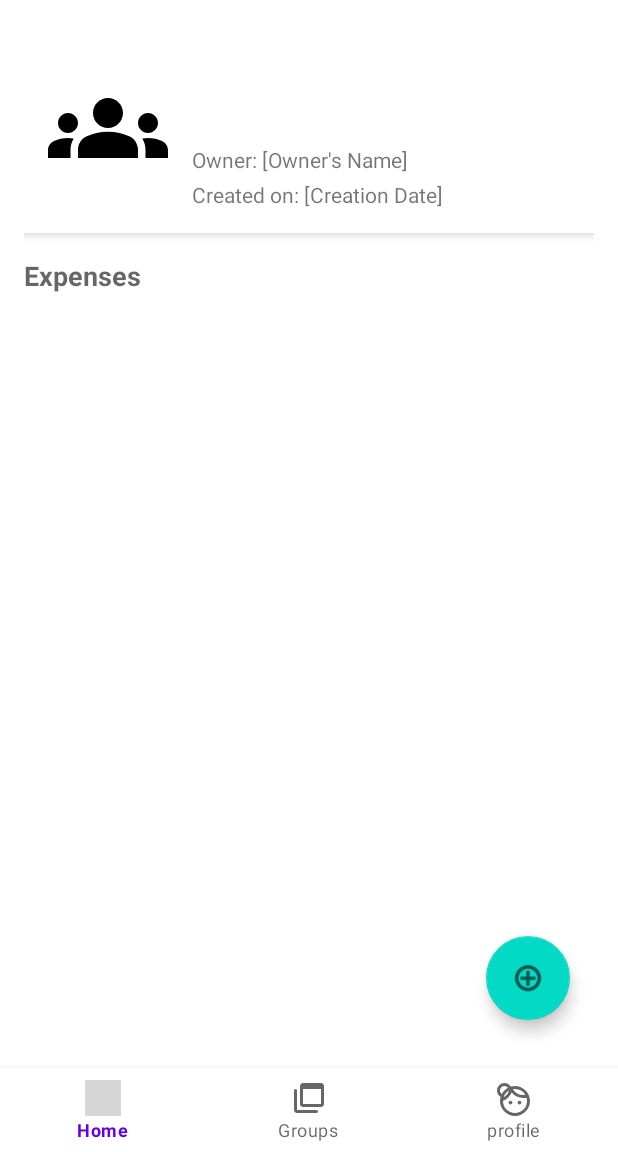
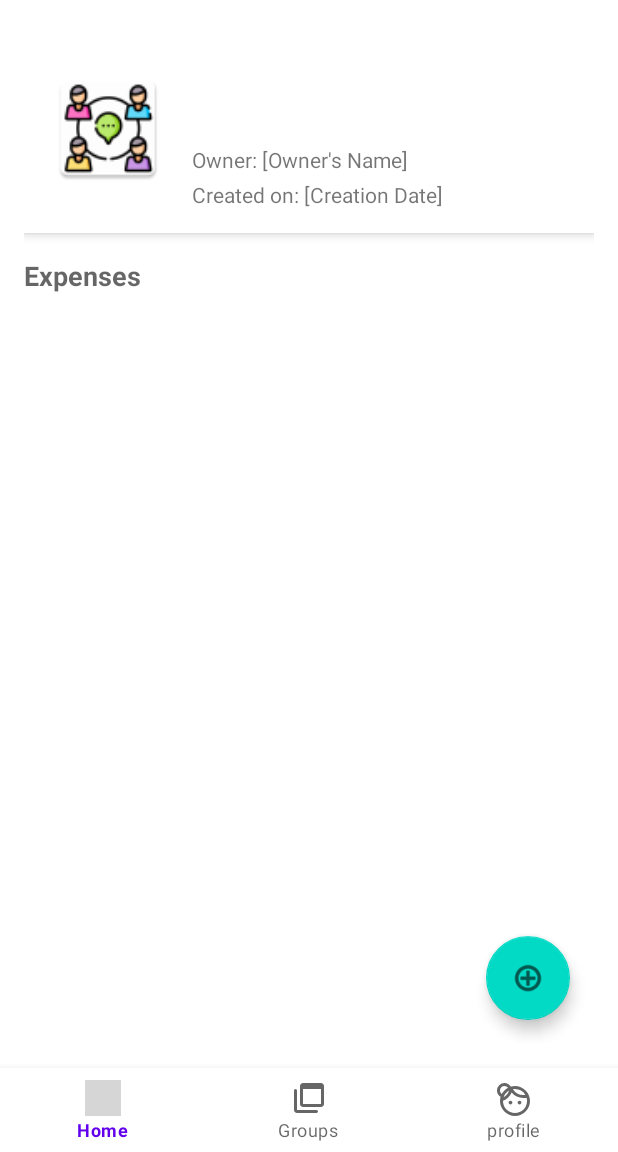
Before and after one commit to MiguelMarcelino/Expensiarmus, an Android app: the GroupDetailFragment screen opened through its navigation route, on a phone screen of 412 x 824 dp, the part 84-1236 px from its top. Run offline under Robolectric (Android 15) with nearby library versions, the phone set to English and light mode, and no system bars; our stand-ins replace Firebase (no records; nobody signed in at launch, a user with empty details on screens opened directly), navigation-ui; grey boxes are pictures that could not be loaded.

Commit message:
clean: Change group placeholder image

```diff
--- a/app/src/main/res/layout/fragment_group_detail.xml
+++ b/app/src/main/res/layout/fragment_group_detail.xml
@@ -25,7 +25,7 @@
             android:layout_height="80dp"
             android:scaleType="centerCrop"
             android:contentDescription="Group Image"
-            app:srcCompat="@drawable/ic_group_placeholder" />
+            app:srcCompat="@mipmap/ic_group" />
 
         <!-- Group Information -->
         <LinearLayout
```
